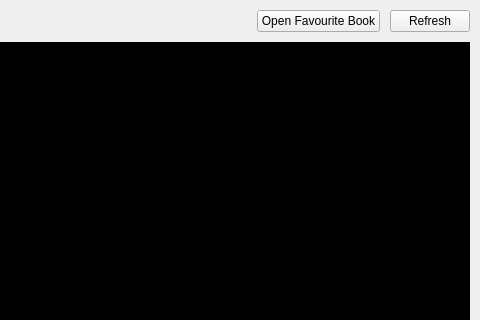
Before: the Qt Designer form src/app/BookList.ui in jm4l1/Coding-Test, drawn with Qt 5; both pictures show x 120 to 600 and y 0 to 320 of the 600 by 800 pixel window.
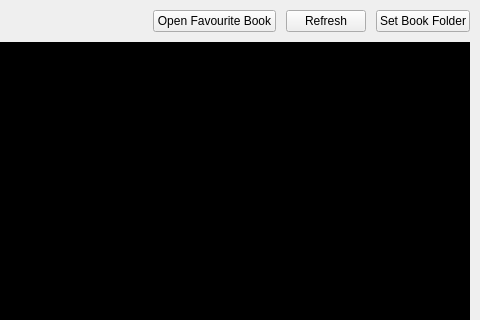
After: the same form once the commit is applied.

Commit message: - added ability to change book path

```diff
--- a/src/app/BookList.ui
+++ b/src/app/BookList.ui
@@ -64,6 +64,13 @@
        </property>
       </widget>
      </item>
+     <item>
+      <widget name="bookPathButton" class="QPushButton">
+       <property name="text">
+        <string>Set Book Folder</string>
+       </property>
+      </widget>
+     </item>
     </layout>
    </item>
    <item>
```
The commit also changes 2 other files.
